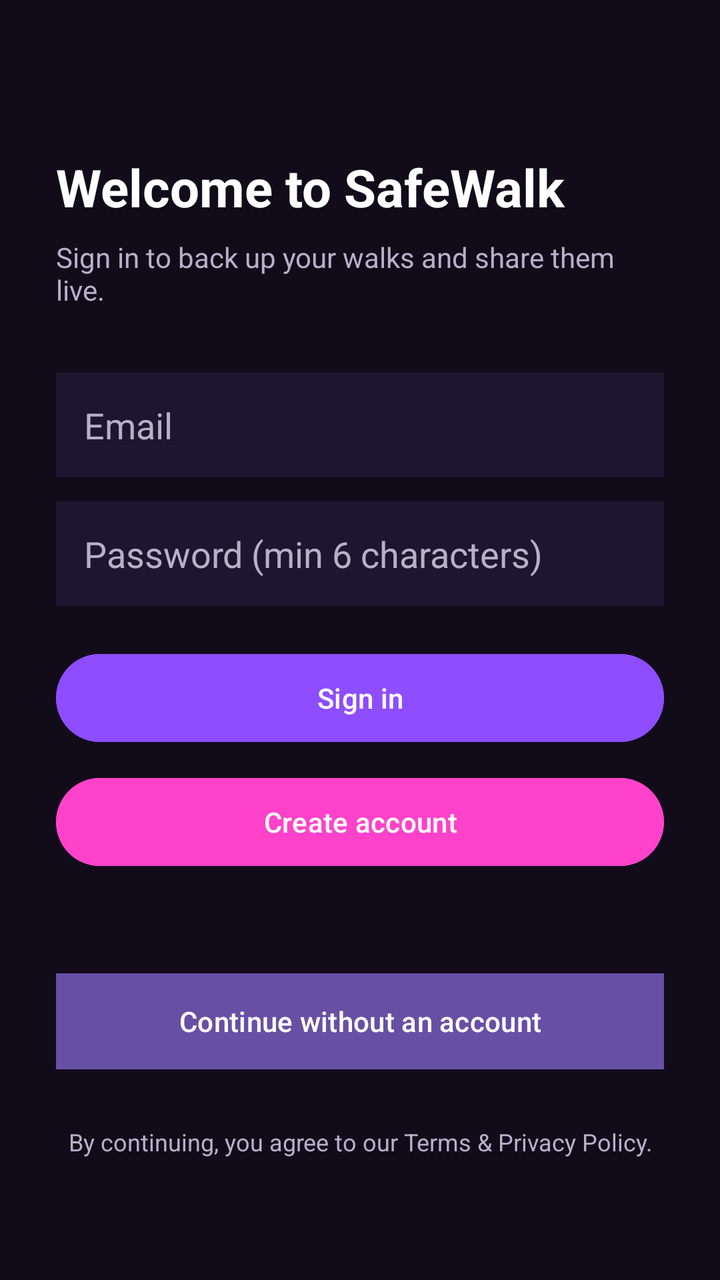
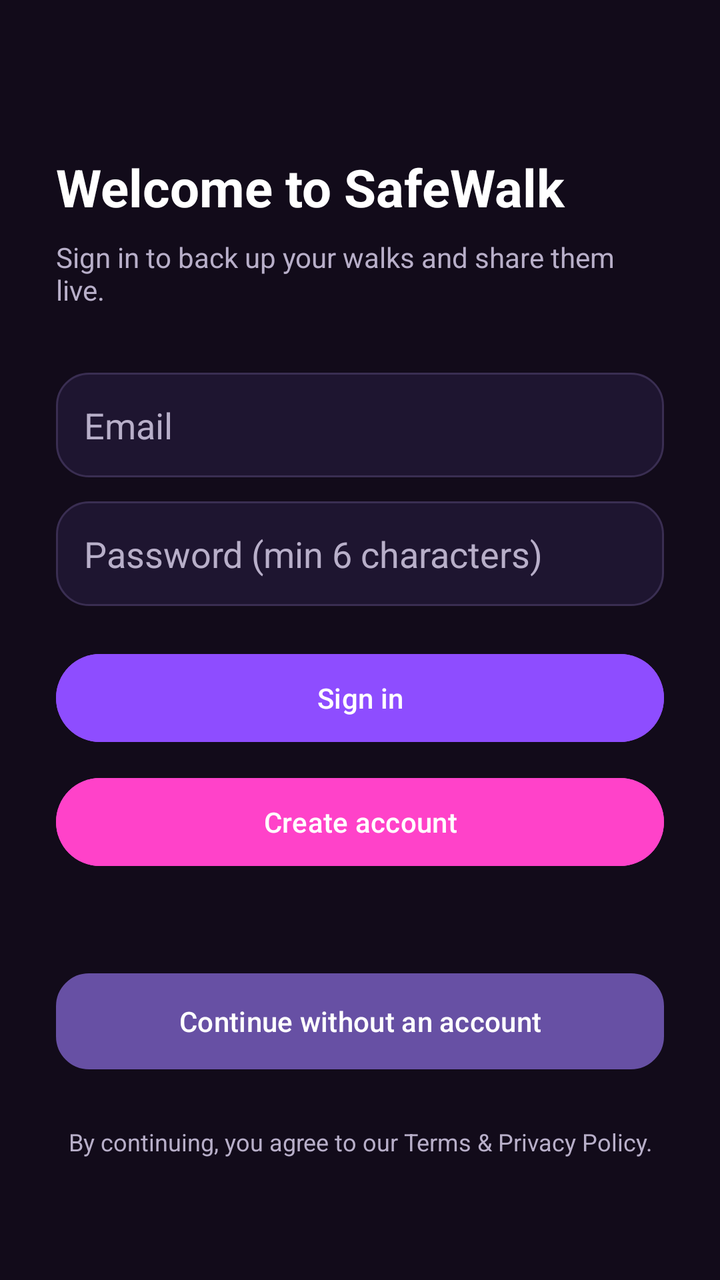

Two renders of the same Android screen: before a commit and after it. Below are the layout's source before the change and the commit's diff.
<!-- AndroidManifest.xml: application theme Theme.Project -->
<!-- res/layout/activity_signup_login.xml -->
<?xml version="1.0" encoding="utf-8"?>
<ScrollView xmlns:android="http://schemas.android.com/apk/res/android"
    xmlns:tools="http://schemas.android.com/tools"
    android:layout_width="match_parent"
    android:layout_height="match_parent"
    android:background="@color/bg_dark"
    android:fillViewport="true"
    tools:context=".onboarding.SignUpLoginActivity">

    <LinearLayout
        android:layout_width="match_parent"
        android:layout_height="wrap_content"
        android:orientation="vertical"
        android:padding="28dp">

        <TextView
            android:id="@+id/welcomeTitle"
            android:layout_width="match_parent"
            android:layout_height="wrap_content"
            android:layout_marginTop="48dp"
            android:text="Welcome to SafeWalk"
            android:textColor="@color/text_on_dark"
            android:textSize="26sp"
            android:textStyle="bold" />

        <TextView
            android:id="@+id/authSubtitle"
            android:layout_width="match_parent"
            android:layout_height="wrap_content"
            android:layout_marginTop="8dp"
            android:text="Sign in to back up your walks and share them live."
            android:textColor="@color/text_on_dark_secondary" />

        <EditText
            android:id="@+id/emailInput"
            android:layout_width="match_parent"
            android:layout_height="wrap_content"
            android:layout_marginTop="32dp"
            android:autofillHints="emailAddress"
            android:background="@color/surface_dark"
            android:hint="Email"
            android:inputType="textEmailAddress"
            android:padding="14dp"
            android:textColor="@color/text_on_dark"
            android:textColorHint="@color/text_on_dark_secondary" />

        <EditText
            android:id="@+id/passwordInput"
            android:layout_width="match_parent"
            android:layout_height="wrap_content"
            android:layout_marginTop="12dp"
            android:autofillHints="password"
            android:background="@color/surface_dark"
            android:hint="Password (min 6 characters)"
            android:inputType="textPassword"
            android:padding="14dp"
            android:textColor="@color/text_on_dark"
            android:textColorHint="@color/text_on_dark_secondary" />

        <Button
            android:id="@+id/signInButton"
            android:layout_width="match_parent"
            android:layout_height="52dp"
            android:layout_marginTop="20dp"
            android:backgroundTint="@color/accent_purple"
            android:text="Sign in"
            android:textColor="@color/white" />

        <Button
            android:id="@+id/createAccountButton"
            android:layout_width="match_parent"
            android:layout_height="52dp"
            android:layout_marginTop="10dp"
            android:backgroundTint="@color/pink"
            android:text="Create account"
            android:textColor="@color/white" />

        <TextView
            android:id="@+id/authStatus"
            android:layout_width="match_parent"
            android:layout_height="wrap_content"
            android:layout_marginTop="12dp"
            android:gravity="center"
            android:textColor="@color/text_on_dark_secondary"
            android:textSize="13sp" />

        <Button
            android:id="@+id/offlineButton"
            android:layout_width="match_parent"
            android:layout_height="48dp"
            android:layout_marginTop="20dp"
            android:background="@color/surface_dark"
            android:text="Continue without an account"
            android:textColor="@color/text_on_dark" />

        <TextView
            android:id="@+id/termsText"
            android:layout_width="match_parent"
            android:layout_height="wrap_content"
            android:layout_marginTop="28dp"
            android:gravity="center"
            android:text="By continuing, you agree to our Terms &amp; Privacy Policy."
            android:textColor="@color/text_on_dark_secondary"
            android:textSize="12sp" />
    </LinearLayout>
</ScrollView>
<!-- resources referenced by this layout -->
<resources>
  <color name="accent_purple">#8E4DFF</color>
  <color name="bg_dark">#120B1A</color>
  <color name="pink">#FF42C9</color>
  <color name="surface_dark">#1E1530</color>
  <color name="text_on_dark">#FFFFFF</color>
  <color name="text_on_dark_secondary">#B8AFC9</color>
  <color name="white">#FFFFFFFF</color>
  <style name="Theme.Project" parent="Base.Theme.Project" />
  <style name="Base.Theme.Project" parent="Theme.Material3.DayNight.NoActionBar">
          
          
      </style>
</resources>

<!-- the commit's change to res/layout/activity_signup_login.xml (unified diff, before → after) -->
@@ -37,7 +37,7 @@
             android:layout_height="wrap_content"
             android:layout_marginTop="32dp"
             android:autofillHints="emailAddress"
-            android:background="@color/surface_dark"
+            android:background="@drawable/bg_input"
             android:hint="Email"
             android:inputType="textEmailAddress"
             android:padding="14dp"
@@ -50,7 +50,7 @@
             android:layout_height="wrap_content"
             android:layout_marginTop="12dp"
             android:autofillHints="password"
-            android:background="@color/surface_dark"
+            android:background="@drawable/bg_input"
             android:hint="Password (min 6 characters)"
             android:inputType="textPassword"
             android:padding="14dp"
@@ -89,7 +89,7 @@
             android:layout_width="match_parent"
             android:layout_height="48dp"
             android:layout_marginTop="20dp"
-            android:background="@color/surface_dark"
+            android:background="@drawable/bg_input"
             android:text="Continue without an account"
             android:textColor="@color/text_on_dark" />
 
<!-- resource entries referenced after the edit -->
@@ -4,9 +4,17 @@
   <color name="bg_dark">#120B1A</color>
   <color name="pink">#FF42C9</color>
   <color name="surface_dark">#1E1530</color>
+  <color name="divider_dark">#3A2E52</color>
   <color name="text_on_dark">#FFFFFF</color>
   <color name="text_on_dark_secondary">#B8AFC9</color>
   <color name="white">#FFFFFFFF</color>
+  <!-- drawable bg_input (drawable) -->
+  <?xml version="1.0" encoding="utf-8"?>
+  <shape xmlns:android="http://schemas.android.com/apk/res/android" android:shape="rectangle">
+      <solid android:color="@color/surface_dark" />
+      <corners android:radius="16dp" />
+      <stroke android:width="1dp" android:color="@color/divider_dark" />
+  </shape>
   <style name="Theme.Project" parent="Base.Theme.Project" />
   <style name="Base.Theme.Project" parent="Theme.Material3.DayNight.NoActionBar">
           
